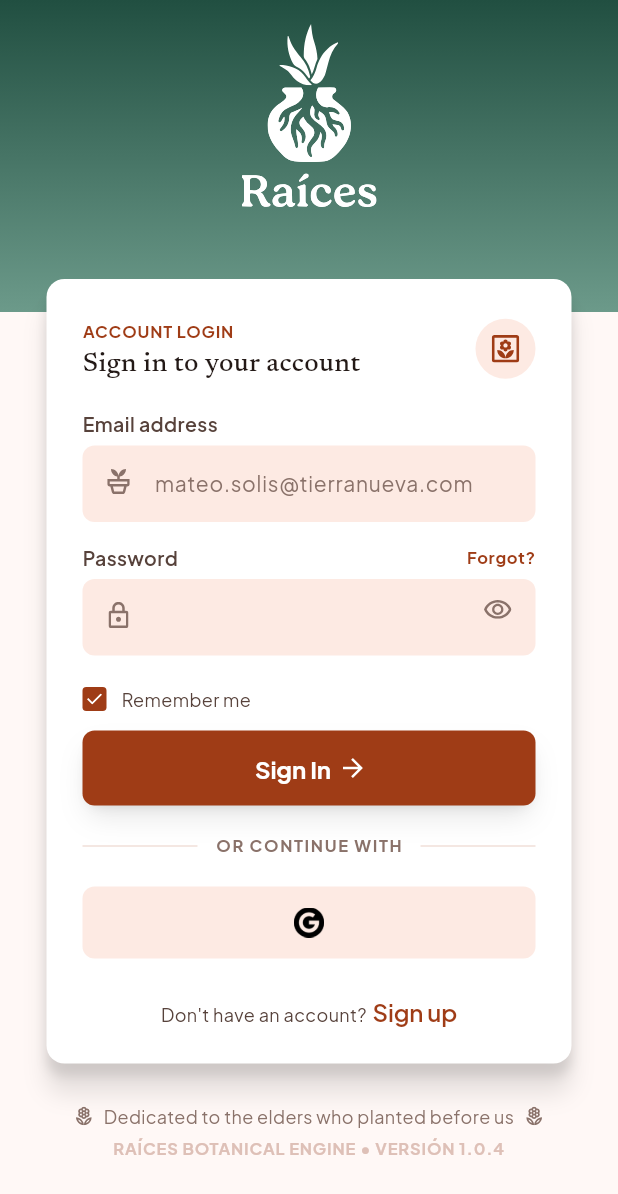
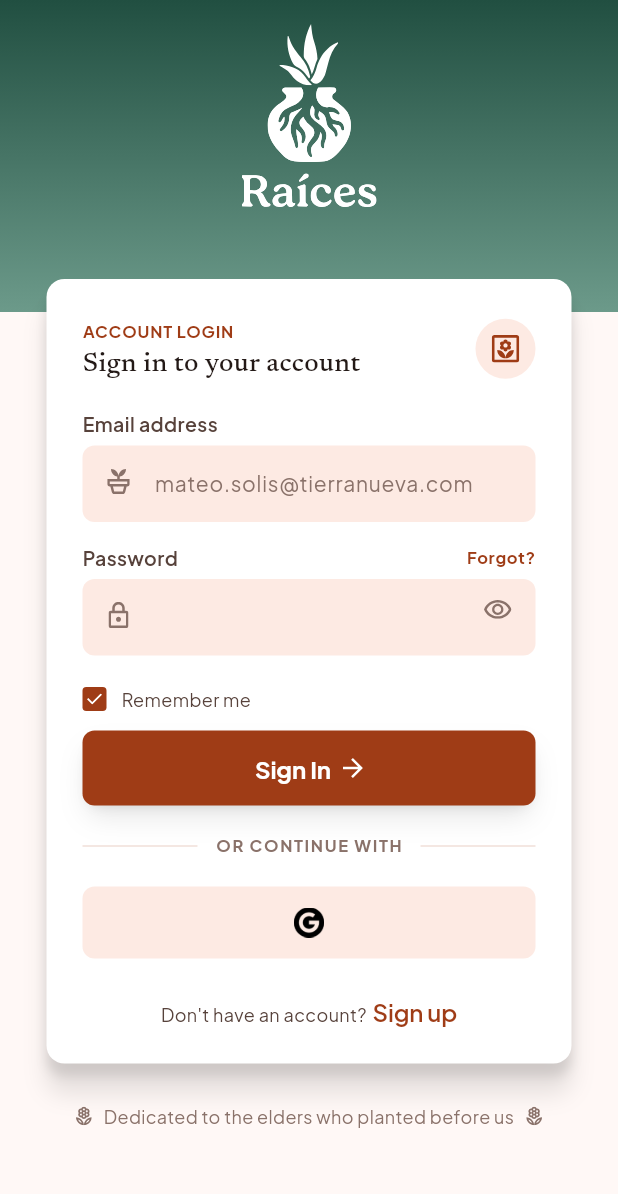
Before and after one commit to nrdmartinezz/raices-care-dev, a Flutter app: the screen it shows after launch, on a phone screen of 412 x 824 dp. Shown: the top 1194 px of the screen. Run offline on Flutter 3.47's test engine with Material 3 defaults, Android fonts, the phone set to English and light mode, and no system bars; our stand-ins replace cloud_firestore, cloud_functions, connectivity_plus, dio, drift, drift_flutter and 13 more; missing offline and left inert: crop_your_image, dart:js_interop, firebase_app_check; accounts and stored records are empty; generated files the repository leaves out were written again.

Commit message:
Refactor HeritageFooter widget and remove unused color constant
This commit simplifies the HeritageFooter widget by removing the version text and changing the layout from a column to a row for better alignment. Additionally, the unused footerFaint color constant is removed from the AppColors class, streamlining the codebase and enhancing maintainability.

```diff
--- a/lib/app/theme.dart
+++ b/lib/app/theme.dart
@@ -43,8 +43,6 @@ abstract final class AppColors {
   /// where [terracotta] would not be.
   static const accentAmber = Color(0xFFFABC4D);
 
-  /// The version line under the dedication: present, but barely.
-  static const footerFaint = Color(0xFFDEC0B7);
 }
 
 /// Text styles from the design. Colour is applied at the call site so a single
--- a/lib/features/auth/presentation/widgets/heritage_footer.dart
+++ b/lib/features/auth/presentation/widgets/heritage_footer.dart
@@ -4,16 +4,13 @@ import 'package:flutter_svg/flutter_svg.dart';
 import '../../../../app/assets.dart';
 import '../../../../app/theme.dart';
 
-/// The dedication and version line below the auth card.
+/// The dedication below the auth card.
 class HeritageFooter extends StatelessWidget {
   const HeritageFooter({super.key, this.topPadding = 48});
 
   /// Space above the dedication. Callers that overlap the card into the
   /// canopy reduce this, since the design's 48 already accounts for the pull.
   final double topPadding;
-
-  /// Bumped by hand. There is no build-number plumbing yet.
-  static const version = 'RAÍCES BOTANICAL ENGINE • VERSIÓN 1.0.4';
 
   @override
   Widget build(BuildContext context) {
@@ -24,9 +21,7 @@ class HeritageFooter extends StatelessWidget {
         AppSizes.screenPadding,
         24,
       ),
-      child: Column(
-        children: [
-          Row(
+      child: Row(
         mainAxisAlignment: MainAxisAlignment.center,
         children: [
           const _Leaf(),
@@ -42,14 +37,6 @@ class HeritageFooter extends StatelessWidget {
           const _Leaf(),
         ],
       ),
-          const SizedBox(height: 6),
-          Text(
-            version,
-            textAlign: TextAlign.center,
-            style: AppText.eyebrow.copyWith(color: AppColors.footerFaint),
-          ),
-        ],
-      ),
     );
   }
 }
```
Lines whose indentation alone changed are shown as unchanged.
